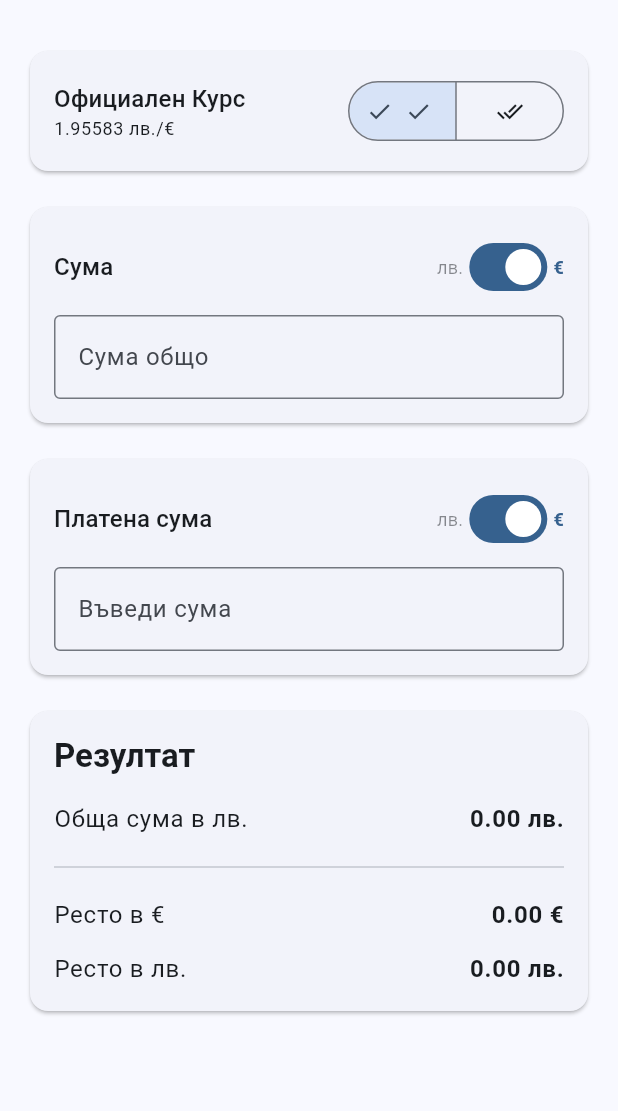
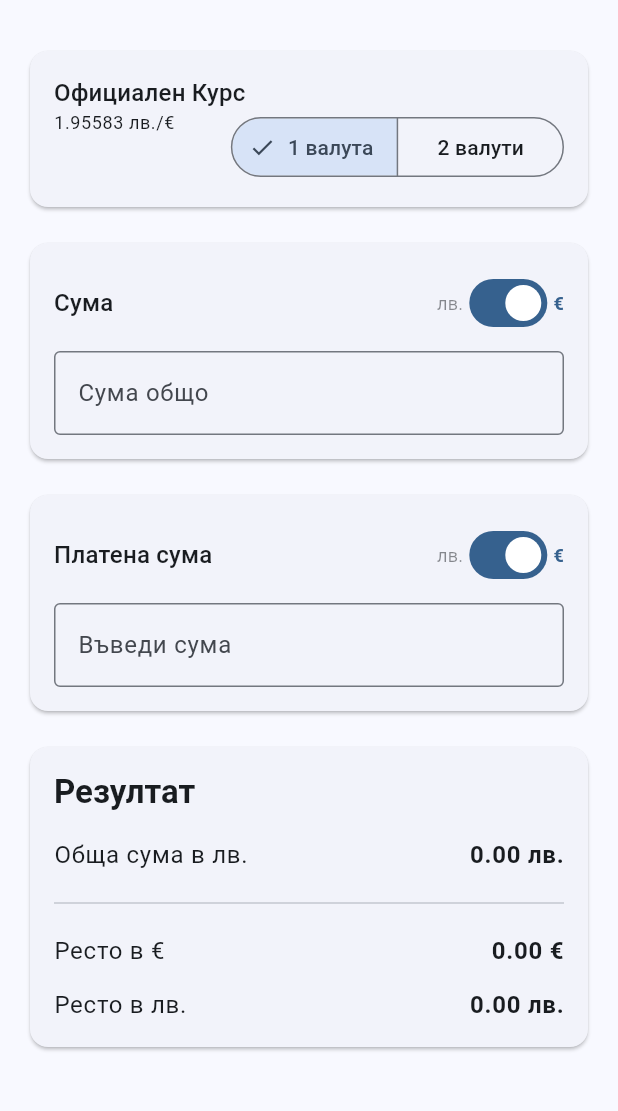
Before and after one commit to bogui/change-calculator, a Flutter app: the screen it shows after launch, on a phone screen of 412 x 824 dp, the part 63-1174 px from its top. Run offline on Flutter 3.47's test engine with Material 3 defaults, Android fonts, the light colour scheme and no system bars.

Commit message:
Refactor ConverterScreen layout for improved responsiveness and update SingleChoiceButton to display text labels instead of icons.

```diff
--- a/lib/components/single_choice_button.component.dart
+++ b/lib/components/single_choice_button.component.dart
@@ -11,8 +11,8 @@ class SingleChoiceButton extends StatelessWidget {
   @override
   Widget build(BuildContext context) {
     return SegmentedButton<CalculationType>(segments: const <ButtonSegment<CalculationType>>[
-      ButtonSegment<CalculationType>(value: CalculationType.single, icon: Icon(Icons.done), tooltip: 'Калкулация с една валута'),
-      ButtonSegment<CalculationType>(value: CalculationType.double, icon: Icon(Icons.done_all), tooltip: 'Калкулация с две валути'),
+      ButtonSegment<CalculationType>(value: CalculationType.single, label: Text('1 валута'), tooltip: 'Калкулация с една валута'),
+      ButtonSegment<CalculationType>(value: CalculationType.double, label: Text('2 валути'), tooltip: 'Калкулация с две валути'),
     ],  onSelectionChanged: (Set<CalculationType> newSelection) {
       onSelectionChanged(newSelection.first);
     }, selected: <CalculationType>{selected});
--- a/lib/converter_screen.dart
+++ b/lib/converter_screen.dart
@@ -197,21 +197,22 @@ class _ConverterScreenState extends State<ConverterScreen> {
                   child: Row(
                     mainAxisAlignment: MainAxisAlignment.spaceBetween,
                     children: [
-                      Column(
+                      Expanded(
+                        child: Column(
                           crossAxisAlignment: CrossAxisAlignment.start,
                           children: [
                             Text(
                               'Официален Курс',
                               style: Theme.of(context).textTheme.titleMedium,
                             ),
+                            Row(
+                              crossAxisAlignment: CrossAxisAlignment.start,
+                              mainAxisAlignment: MainAxisAlignment.spaceBetween,
+                              children: [
                                 Text(
                                   '1.95583 лв./€',
                                   style: Theme.of(context).textTheme.bodySmall,
                                 ),
-                        ],
-                      ),
-                      Column(
-                        children: [
                                 SingleChoiceButton(
                                   selected: _calculationType,
                                   onSelectionChanged: (CalculationType value) {
@@ -221,6 +222,9 @@ class _ConverterScreenState extends State<ConverterScreen> {
                                   },
                                 ),
                               ],
+                            ),
+                          ],
+                        ),
                       ),
                     ],
                   ),
@@ -378,9 +382,7 @@ class _ConverterScreenState extends State<ConverterScreen> {
                           ],
                           decoration: InputDecoration(
                             hintText: 'Въведи сума',
-                            suffixText: _getAmountGivenCurrency()
-                                ? '€'
-                                : 'лв.',
+                            suffixText: _getAmountGivenCurrency() ? '€' : 'лв.',
                             border: const OutlineInputBorder(),
                           ),
                         ),
--- a/pubspec.yaml
+++ b/pubspec.yaml
@@ -16,7 +16,7 @@ publish_to: "none" # Remove this line if you wish to publish to pub.dev
 # https://developer.apple.com/library/archive/documentation/General/Reference/InfoPlistKeyReference/Articles/CoreFoundationKeys.html
 # In Windows, build-name is used as the major, minor, and patch parts
 # of the product and file versions while build-number is used as the build suffix.
-version: 1.0.0+4
+version: 1.0.0+5
 
 environment:
   sdk: ^3.10.4
```
Lines whose indentation alone changed are shown as unchanged.
